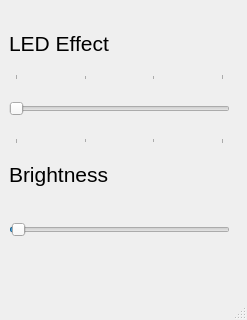
Mihax209/mispecky-gui-controller, file ui/mispecky_controller.ui: the form before one commit.
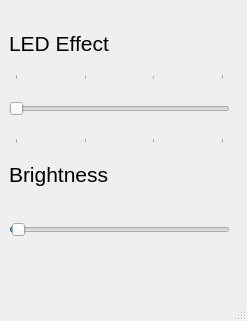
The form after the commit.

Patch:
```diff
--- a/ui/mispecky_controller.ui
+++ b/ui/mispecky_controller.ui
@@ -7,7 +7,7 @@
     <x>0</x>
     <y>0</y>
     <width>247</width>
-    <height>320</height>
+    <height>321</height>
    </rect>
   </property>
   <property name="windowTitle">
```
Left out of the diff: 3 changed lines with no effect on the pictures.
